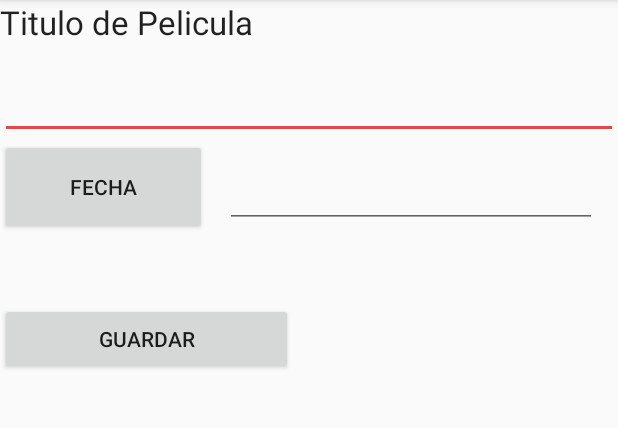
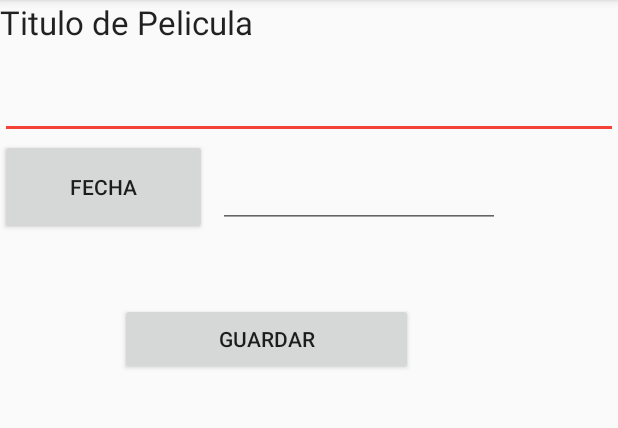
Before and after one commit to RominaDelgado/TdPProyectoFinal, an Android app: the screen it shows after launch (NuevaAnotacion), after a tap on an icon or button, on a phone screen of 412 x 824 dp, the part 84-512 px from its top. Run offline under Robolectric (Android 15) with nearby library versions, the phone set to English and light mode, and no system bars.

Commit message:
persistencia de datos(probando)

```diff
--- a/app/src/main/java/com/example/MovieNote/Logica.java
+++ b/app/src/main/java/com/example/MovieNote/Logica.java
@@ -14,6 +14,12 @@ import java.io.FileInputStream;
 import java.io.FileOutputStream;
 import java.nio.channels.FileChannel;
 
+
+
+import java.io.FileNotFoundException;
+import java.io.ObjectInput;
+import java.io.ObjectInputStream;
+
 import android.view.View;
 import android.widget.Button;
 import android.widget.EditText;
@@ -24,16 +30,8 @@ import androidx.appcompat.app.AppCompatActivity;
 
 public final class Logica {
     private  static final Logica instancia=new Logica();
-    private ArrayList<AnotacionSimple> lista;
-
-
-    // Probando persistencia de datos
-    private String carpeta="/MovieNote.proyecto/";
-    private String archivo="lista";
-    private String file_path="";
-    private String name="";
-
-
+    private  ArrayList<AnotacionSimple> lista;
+    private  File fileName=new File("lista.data");
 
     private Logica(){
         lista= new ArrayList<AnotacionSimple>();
@@ -44,66 +42,26 @@ public final class Logica {
         return instancia;
     }
 
-    public void guardar(AnotacionSimple a)
-    {
-        try {
-            lista.add(a);
-            // Creo un objeto de tipo archivo para almacenar la lista:
-           File fileName = new File("lista.data"); //FileNotFoundException
-
-
-             // Abrir un manejador de archivo para solo escritura:
-            ObjectOutputStream output = new ObjectOutputStream(new FileOutputStream(fileName));
-
-            // Escribir la lista en el stream de objetos output (IOException):
-            output.writeObject(lista);
-            // Flush fuerza la escritura de cualquier contenido que haya quedado en el buffer del archivo.
-            output.flush();
-            // Cierro el archivo.
-            output.close();
-
-        }
-        catch (IOException e)
-           { e.printStackTrace();}
-
-    }
-
-    public void cargar ()
-    {
-        try
-        {
-            File fileName = new File("lista.data"); // Nombre del archivo
-
-            // Probando persistencia de datos
-            //this.file_path=(Environment.getExternalStorageDirectory()+this.carpeta);
-            //File localFile= new File(this.file_path);
-            //if (!localFile.exists())
-            //{
-             //   localFile.mkdirs();
-            //}
-            //this.name=(this.archivo+".data");
-            //File fileName = new File(localFile,this.name);
-            //fileName.createNewFile();
 
 
 
-
-
-            // Abrir un file handle para solo lectura:
-            ObjectInputStream input = new ObjectInputStream(new FileInputStream(fileName));
-            // Leo la única lista que está en el archivo:
-            // Puede producir IOException o ClassNotFoundException:
-            lista = (ArrayList<AnotacionSimple>) input.readObject();
-            input.close(); // Cierro el archivo
-        }
-
-        catch (IOException e)
-        { e.printStackTrace(); }
-        catch (ClassNotFoundException e)
-        { e.printStackTrace();}
+    public  File getFileName()
+    {
+        return fileName;
     }
 
     public ArrayList<AnotacionSimple> getLista()
-    {return lista;}
+    {
+        return lista;
+    }
+
+    public void añadir(AnotacionSimple e)
+    {
+        lista.add(e);
+    }
+    public void setLista(ArrayList<AnotacionSimple> l)
+    {
+        lista=l;
+    }
 
 }
--- a/app/src/main/java/com/example/MovieNote/MainActivity.java
+++ b/app/src/main/java/com/example/MovieNote/MainActivity.java
@@ -10,22 +10,39 @@ import com.google.android.material.snackbar.Snackbar;
 import androidx.appcompat.app.AppCompatActivity;
 import androidx.appcompat.widget.Toolbar;
 
+import android.os.Environment;
 import android.view.View;
 import android.view.Menu;
 import android.view.MenuItem;
 import android.widget.ListView;
 
+import java.io.File;
+import java.io.FileInputStream;
+import java.io.FileNotFoundException;
+import java.io.IOException;
+import java.io.ObjectInputStream;
 import java.util.ArrayList;
 import java.util.List;
 import android.widget.ArrayAdapter;
 
 public class MainActivity extends AppCompatActivity {
 
-    Logica logica=Logica.getInstancia();
-    ArrayList<AnotacionSimple> l;
+    private Logica logica=Logica.getInstancia();
+    private ArrayList<AnotacionSimple> l;
     private ListView listaViewAnotaciones;
     //private Adaptador<AnotacionSimple> adapter;
-private ArrayAdapter<AnotacionSimple> adapter;
+    private ArrayAdapter<AnotacionSimple> adapter;
+
+
+
+
+    ////////
+    private String arch="lista";
+    private String carpeta="/tdp.movieNote/";
+    private String file_path;
+    private File file;
+    private String name="";
+
 
 
     @Override
@@ -39,23 +56,22 @@ private ArrayAdapter<AnotacionSimple> adapter;
 
         listaViewAnotaciones=(ListView) findViewById(R.id.listViewNotas);
 
-        logica.cargar();
         l=logica.getLista();
+
+        contenedorArchivo();
+        //cargar();
+
         adapter= new ArrayAdapter<AnotacionSimple>(this,android.R.layout.simple_list_item_1,l);
 
-
         adapter.notifyDataSetChanged();
-
-        // Icono de action Bar
-        getSupportActionBar().setDisplayShowHomeEnabled(true);
-        getSupportActionBar().setIcon(R.mipmap.ic_launcher);
-
-
 
         listaViewAnotaciones.setAdapter(adapter);
 
         //listaViewAnotaciones.setOnClickListener();
 
+        // Icono de action Bar
+        getSupportActionBar().setDisplayShowHomeEnabled(true);
+        getSupportActionBar().setIcon(R.mipmap.ic_launcher);
 
         FloatingActionButton fab = findViewById(R.id.fab);
         fab.setOnClickListener(new View.OnClickListener() {
@@ -98,7 +114,69 @@ private ArrayAdapter<AnotacionSimple> adapter;
         }
     }
 
+    @SuppressWarnings("unchecked")
+    public void cargar()
+    {
+        File archivo=logica.getFileName();
+        if(archivo==null)
+            archivo = getExternalFilesDir(null);
+        ObjectInputStream input;
+        try
+        {
+            //File fileName = new File("lista.data"); // Nombre del archivo
+            FileInputStream fileInput= new FileInputStream(archivo.getPath() + File.separator + "lista.data");
+            // Abrir un file handle para solo lectura:
+            input = new ObjectInputStream(fileInput);
+            // Leo la única lista que está en el archivo:
+            // Puede producir IOException o ClassNotFoundException:
+            l = (ArrayList<AnotacionSimple>) input.readObject();
+            logica.setLista(l);
+            input.close(); // Cierro el archivo
+        }
+        catch(FileNotFoundException e){
+            e.printStackTrace();
+        }catch(java.lang.NullPointerException e){
+            e.printStackTrace();
+        }catch(java.io.IOException e){
+            e.printStackTrace();
+        }catch(ClassNotFoundException e){
+            e.printStackTrace();
+        }
+    }
 
 
+    @Override
+    public void onBackPressed(){
+        super.onBackPressed();
+     closeOptionsMenu();
+        closeContextMenu();
+    }
+
+
+    public void contenedorArchivo()
+    {
+        this.file_path=(Environment.getExternalStorageDirectory()+this.carpeta);
+        File localFile= new File(this.file_path);
+        if (!localFile.exists())
+        {
+            localFile.mkdirs();
+        }
+        this.name=(this.arch+".data");
+
+        this.file= new File(localFile,this.name);
+        try
+        {
+            this.file.createNewFile();
+        }
+        catch(IOException e)
+        {
+            e.printStackTrace();
+        }
+
+        if(file.exists())
+        {
+            cargar();
+        }
+    }
 
 }
--- a/app/src/main/java/com/example/MovieNote/NuevaAnotacion.java
+++ b/app/src/main/java/com/example/MovieNote/NuevaAnotacion.java
@@ -2,6 +2,7 @@ package com.example.MovieNote;
 
 import androidx.appcompat.app.AppCompatActivity;
 
+import android.app.VoiceInteractor;
 import android.content.ContentValues;
 import android.database.sqlite.SQLiteDatabase;
 import android.os.Bundle;
@@ -12,16 +13,29 @@ import android.content.Intent;
 import com.google.android.material.floatingactionbutton.FloatingActionButton;
 import com.google.android.material.snackbar.Snackbar;
 
+import android.provider.CalendarContract;
 import android.view.View;
 import android.widget.Button;
 import android.widget.EditText;
 import android.widget.Toast;
 
+import java.io.FileOutputStream;
+import java.io.IOException;
+import java.io.ObjectOutputStream;
+import java.util.ArrayList;
+import java.util.Calendar;
+import java.io.File;
 
 public class NuevaAnotacion extends AppCompatActivity
 {
-    Logica logica=Logica.getInstancia();
-    EditText campoTitulo;
+    private Logica logica=Logica.getInstancia();
+    private Calendar calendario= Calendar.getInstance();
+
+    private EditText campoTitulo;
+    private EditText campoFecha;
+    private File archivo;
+    private Button botonFecha;
+
 
     @Override
     protected void onCreate(Bundle savedInstanceState)
@@ -30,9 +44,8 @@ public class NuevaAnotacion extends AppCompatActivity
         setContentView(R.layout.activity_nueva_anotacion);
 
         campoTitulo= (EditText) findViewById(R.id.campoTitulo);
-
-
-
+        campoFecha=(EditText) findViewById(R.id.campoFecha);
+        botonFecha=findViewById(R.id.button_fecha);
 
         Button button_registrar =findViewById(R.id.button_guardar);
         button_registrar.setOnClickListener(new View.OnClickListener()
@@ -53,7 +66,9 @@ public class NuevaAnotacion extends AppCompatActivity
                     {
                         String titulo=""+campoTitulo.getText();
                         AnotacionSimple anotacion =new AnotacionSimple(titulo);
-                        logica.guardar(anotacion);
+                        logica.añadir(anotacion);
+
+                        guardar();
                         Toast.makeText(getApplicationContext(),"Se guardo correctamente.",Toast.LENGTH_SHORT).show();
 
 
@@ -64,9 +79,38 @@ public class NuevaAnotacion extends AppCompatActivity
                         finish();
                     }
             }
-        });
+        });}
 
-    }
+
+
+        public void guardar()
+        {
+
+            ArrayList<AnotacionSimple> l =logica.getLista();
+             archivo= logica.getFileName();
+
+            if(archivo==null)
+                archivo = getExternalFilesDir(null);
+
+            ObjectOutputStream output;
+            try{
+                // Abrir un manejador de archivo para solo escritura:
+                output = new ObjectOutputStream(new FileOutputStream(archivo));
+
+                // Escribir la lista en el stream de objetos output (IOException):
+                output.writeObject(l);
+                // Flush fuerza la escritura de cualquier contenido que haya quedado en el buffer del archivo.
+                output.flush();
+                // Cierro el archivo.
+                output.close();
+
+            }
+            catch (
+                    IOException e)
+            { e.printStackTrace();}
+        }
+
+
 
 
     @Override
--- a/app/src/main/res/layout/activity_nueva_anotacion.xml
+++ b/app/src/main/res/layout/activity_nueva_anotacion.xml
@@ -34,19 +34,20 @@
             android:text="Fecha" />
 
         <EditText
-            android:id="@+id/editText"
-            android:layout_width="248dp"
+            android:id="@+id/campoFecha"
+            android:layout_width="188dp"
             android:layout_height="wrap_content"
             android:ems="10"
             android:inputType="textPersonName"
-            android:translationX="150dp"
+            android:translationX="145dp"
             android:translationY="-50dp" />
 
         <Button
             android:id="@+id/button_guardar"
             android:layout_width="195dp"
             android:layout_height="wrap_content"
-            android:text="Guardar" />
+            android:text="Guardar"
+            android:translationX="80dp" />
 
     </LinearLayout>
 </androidx.constraintlayout.widget.ConstraintLayout>
```
Also changed, not shown: app/src/main/AndroidManifest.xml (+16 -5 lines).
